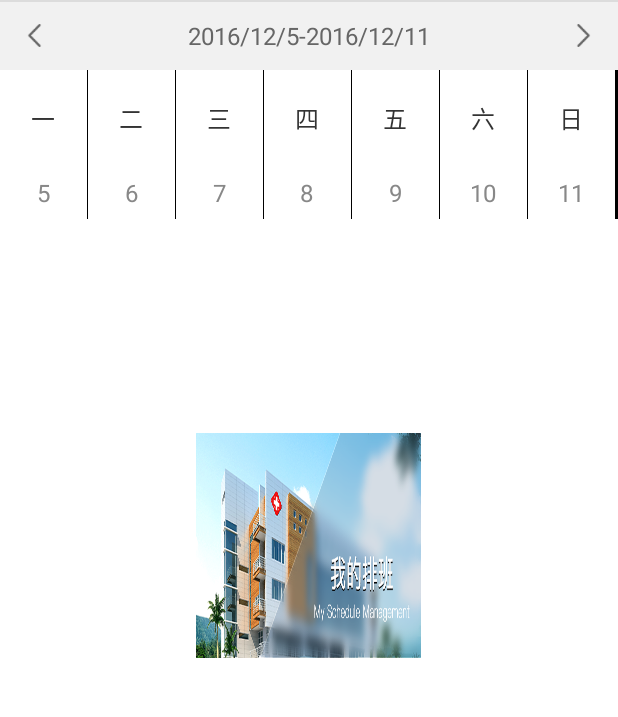
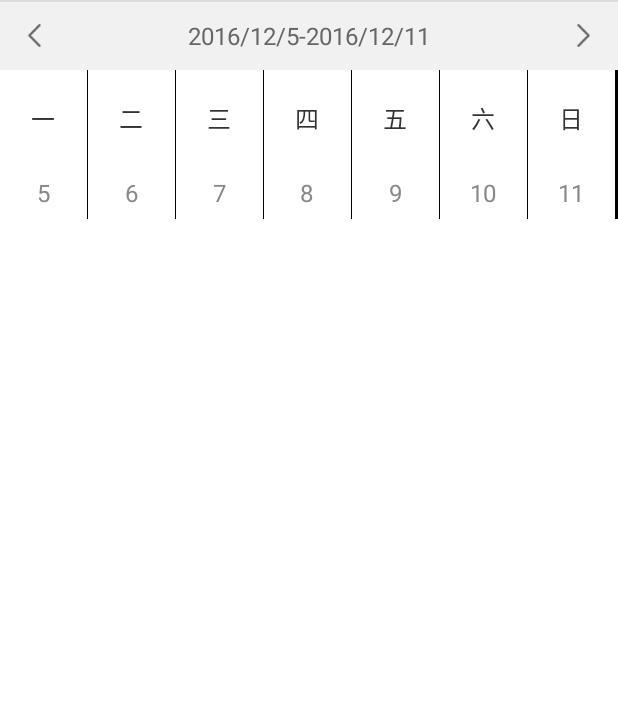
Before and after one commit to wxp19940506/weekCalendar, an Android app: the screen it shows after launch (MainActivity), after a tap on an icon or button, on a phone screen of 412 x 824 dp, the part 72-789 px from its top. Run offline under Robolectric (Android 15) with nearby library versions, the phone set to English and light mode, and no system bars.

Commit message:
New changelist

```diff
--- a/app/src/main/res/layout/activity_main.xml
+++ b/app/src/main/res/layout/activity_main.xml
@@ -35,18 +35,4 @@
         app:layout_behavior="@id/toolbar"
         >
     </com.hansheng.weekcalendar.view.MyCalendar>
-    <LinearLayout
-        android:layout_width="150dp"
-        android:layout_height="150dp"
-        android:layout_centerInParent="true"
-        android:background="@drawable/image_shape">
-        <ImageView
-            android:layout_width="150dp"
-            android:layout_height="150dp"
-
-            android:scaleType="fitXY"
-
-            android:src="@drawable/first"/>
-    </LinearLayout>
-
 </RelativeLayout>
```
Also changed, not shown: app/src/main/res/drawable/first.png (deleted).
